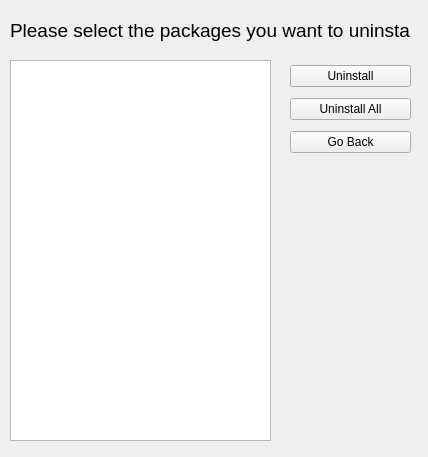
This is UI_Files/uninstallScreen.ui in GDGVIT/pip-gui as Qt 5 draws it before an edit. The edited form follows.
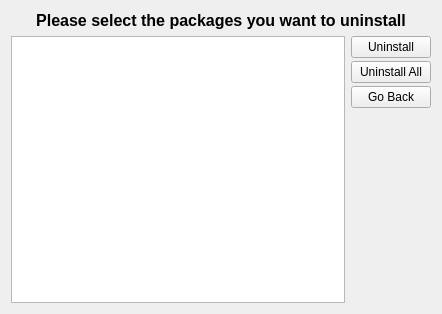
This is the edited form.

The edit to the form file:
```diff
--- a/UI_Files/uninstallScreen.ui
+++ b/UI_Files/uninstallScreen.ui
@@ -6,54 +6,59 @@
    <rect>
     <x>0</x>
     <y>0</y>
-    <width>428</width>
-    <height>457</height>
+    <width>439</width>
+    <height>314</height>
    </rect>
   </property>
   <property name="windowTitle">
    <string>Uninstall Packages</string>
   </property>
+  <layout class="QGridLayout" name="gridLayout">
+   <item row="0" column="0">
+    <layout class="QVBoxLayout" name="verticalLayout_2">
+     <item>
   <widget class="QLabel" name="label">
-   <property name="geometry">
-    <rect>
-     <x>10</x>
-     <y>20</y>
-     <width>401</width>
-     <height>21</height>
-    </rect>
+       <property name="sizePolicy">
+        <sizepolicy hsizetype="Preferred" vsizetype="Fixed">
+         <horstretch>0</horstretch>
+         <verstretch>0</verstretch>
+        </sizepolicy>
    </property>
    <property name="font">
     <font>
-     <pointsize>14</pointsize>
+         <pointsize>12</pointsize>
+         <weight>75</weight>
+         <bold>true</bold>
     </font>
    </property>
    <property name="text">
-    <string>Please select the packages you want to uninstall:</string>
-   </property>
-  </widget>
+        <string>Please select the packages you want to uninstall</string>
+       </property>
+       <property name="alignment">
+        <set>Qt::AlignCenter</set>
+       </property>
+      </widget>
+     </item>
+     <item>
+      <layout class="QHBoxLayout" name="horizontalLayout">
+       <item>
   <widget class="QListWidget" name="listWidget">
-   <property name="geometry">
-    <rect>
-     <x>10</x>
-     <y>60</y>
-     <width>261</width>
-     <height>381</height>
-    </rect>
+         <property name="minimumSize">
+          <size>
+           <width>334</width>
+           <height>267</height>
+          </size>
    </property>
    <property name="selectionMode">
     <enum>QAbstractItemView::MultiSelection</enum>
    </property>
   </widget>
-  <widget class="QWidget" name="verticalLayoutWidget">
-   <property name="geometry">
-    <rect>
-     <x>290</x>
-     <y>60</y>
-     <width>121</width>
-     <height>98</height>
-    </rect>
-   </property>
+       </item>
+       <item>
    <layout class="QVBoxLayout" name="verticalLayout">
+         <property name="spacing">
+          <number>3</number>
+         </property>
     <item>
      <widget class="QPushButton" name="btnUninstall">
       <property name="text">
@@ -75,8 +80,26 @@
       </property>
      </widget>
     </item>
-   </layout>
-  </widget>
+         <item>
+          <spacer name="verticalSpacer">
+           <property name="orientation">
+            <enum>Qt::Vertical</enum>
+           </property>
+           <property name="sizeHint" stdset="0">
+            <size>
+             <width>20</width>
+             <height>40</height>
+            </size>
+           </property>
+          </spacer>
+         </item>
+        </layout>
+       </item>
+      </layout>
+     </item>
+    </layout>
+   </item>
+  </layout>
  </widget>
  <resources/>
  <connections/>
```
Lines whose indentation alone changed are shown as unchanged.
